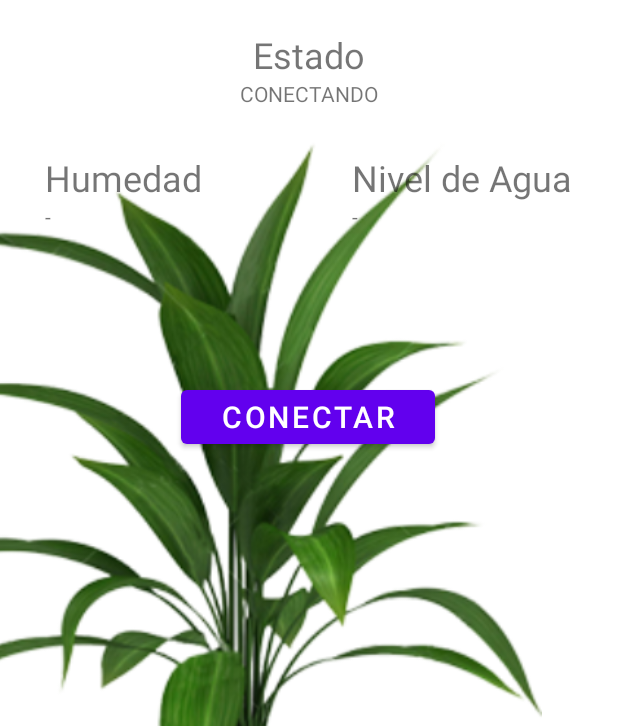
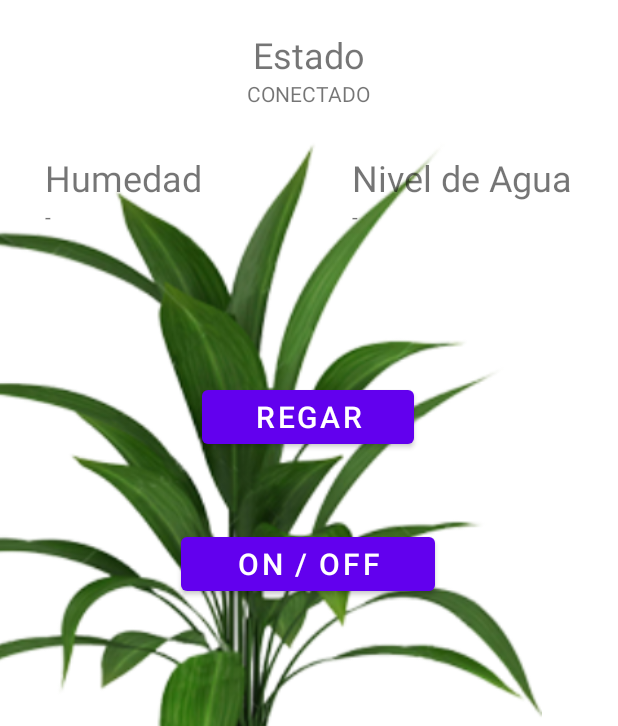
Before and after one commit to sntejada1/SOA_riegomatic, an Android app: the HomeActivity screen opened directly, with no data from a screen before it, after a tap on "CONECTAR", on a phone screen of 412 x 824 dp, the part 510-1236 px from its top. Run offline under Robolectric (Android 15) with nearby library versions, the phone set to English and light mode, and no system bars; Roboto replaces fonts that are not available here; 1 statement that could not run was skipped.

Commit message:
funciona x3

```diff
--- a/ANDROID/app/src/main/java/com/app/riegomatic/ConexionBlutooth.java
+++ b/ANDROID/app/src/main/java/com/app/riegomatic/ConexionBlutooth.java
@@ -174,6 +174,10 @@ public class ConexionBlutooth extends Thread {
             byte[] buffer = new byte[256];
             int bytes;
             int i = 0;
+            String mensaje2 = "-2"; // para mostrar los botones si se conecto
+            //byte[] bytess = mensaje2.getBytes();
+            //bytes = ByteBuffer.wrap(mensaje.getBytes()).getInt();
+            bluetoothIn.obtainMessage(0, 2000, -1, mensaje2).sendToTarget();
             // Keep looping to listen for received messages
             while (true) {
                 try {
@@ -186,7 +190,7 @@ public class ConexionBlutooth extends Thread {
                 } catch (IOException e) {
                     Log.d(TAG, "...SE PERDIO LA CONEXION............................................................." + this.getId());
                     String mensaje = "-1";
-                    byte[] bytess = mensaje.getBytes();
+                    //byte[] bytess = mensaje.getBytes();
                     //bytes = ByteBuffer.wrap(mensaje.getBytes()).getInt();
                     bluetoothIn.obtainMessage(0, 2000, -1, mensaje).sendToTarget();
                     Log.e(TAG, "...SE PERDIO LA CONEXION .............................................................");
--- a/ANDROID/app/src/main/java/com/app/riegomatic/Contract.java
+++ b/ANDROID/app/src/main/java/com/app/riegomatic/Contract.java
@@ -13,6 +13,8 @@ public interface Contract {
         void setEstado(String string);
         void setFlag(int valor);
         void mostrarBtnConectar();
+
+        void ocultarBtnConectar();
     }
 
     interface ModelMVP{
--- a/ANDROID/app/src/main/java/com/app/riegomatic/HomeActivity.java
+++ b/ANDROID/app/src/main/java/com/app/riegomatic/HomeActivity.java
@@ -272,6 +272,13 @@ public class HomeActivity extends AppCompatActivity implements Contract.ViewMVP
         btn_onOf.setVisibility(View.GONE);
     }
 
+    @Override
+    public void ocultarBtnConectar(){
+        btn_conectar.setVisibility(View.GONE);
+        btn_watering.setVisibility(View.VISIBLE);
+        btn_onOf.setVisibility(View.VISIBLE);
+    }
+
     private View.OnClickListener btnListener = new View.OnClickListener() {
         @SuppressLint("NonConstantResourceId")
         @Override
@@ -287,6 +294,7 @@ public class HomeActivity extends AppCompatActivity implements Contract.ViewMVP
                 case R.id.conectar:
                     //presenter.encenderBluetooth();
                     //mostrar los botones
+                    setEstado("CONECTANDO");
                     presenter.res();
                     break;
                 case R.id.back:
--- a/ANDROID/app/src/main/java/com/app/riegomatic/MainActivity.java
+++ b/ANDROID/app/src/main/java/com/app/riegomatic/MainActivity.java
@@ -58,6 +58,11 @@ public class MainActivity extends AppCompatActivity implements Contract.ViewMVP
 
     }
 
+    @Override
+    public void ocultarBtnConectar() {
+
+    }
+
     private View.OnClickListener btnListener = new View.OnClickListener() {
         @RequiresApi(api = Build.VERSION_CODES.S)
         @SuppressLint("NonConstantResourceId")
--- a/ANDROID/app/src/main/java/com/app/riegomatic/Presenter.java
+++ b/ANDROID/app/src/main/java/com/app/riegomatic/Presenter.java
@@ -52,8 +52,8 @@ public class Presenter implements Contract.ModelMVP.OnSendToPresenter, Contract.
                         actualizarHumedad("-");
                         actualizarDistancia("-");
                         mostrarBtnConectar();
-
-
+                    } else if(readMessage.equals("-2")){
+                        ocultarBtnConectar();
                     }
                 }
             }
@@ -104,6 +104,10 @@ public class Presenter implements Contract.ModelMVP.OnSendToPresenter, Contract.
 
     public void mostrarBtnConectar(){
         this.homeView.mostrarBtnConectar();
+    }
+
+    public void ocultarBtnConectar(){
+        this.homeView.ocultarBtnConectar();
     }
 
     public  void desconectarHilo(){
```
